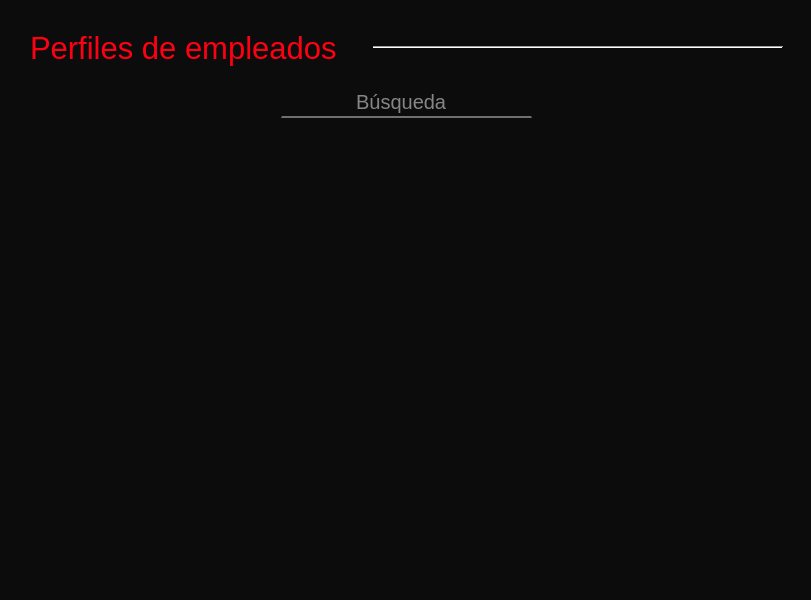
First picture: the form in Restaurante/Administrador/widget_perfiles_usuarios.ui, repository camvaz/restaurante-ihc, before the edit.
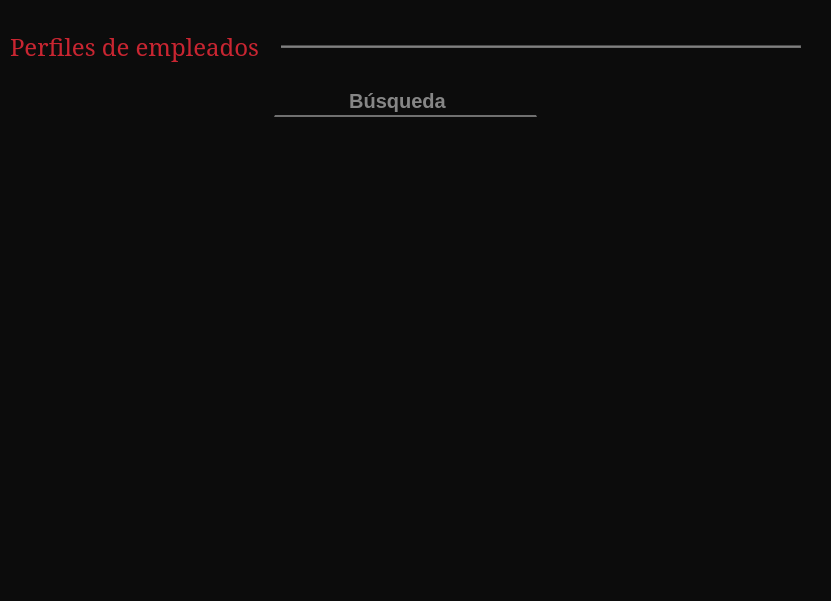
Second picture: the form after the edit.

```diff
--- a/Restaurante/Administrador/widget_perfiles_usuarios.ui
+++ b/Restaurante/Administrador/widget_perfiles_usuarios.ui
@@ -6,8 +6,8 @@
    <rect>
     <x>0</x>
     <y>0</y>
-    <width>811</width>
-    <height>600</height>
+    <width>831</width>
+    <height>601</height>
    </rect>
   </property>
   <property name="windowTitle">
@@ -16,12 +16,12 @@
   <property name="styleSheet">
    <string notr="true">background-color:#0c0c0c;</string>
   </property>
-  <widget class="QWidget" name="">
+  <widget class="QWidget" name="layoutWidget">
    <property name="geometry">
     <rect>
-     <x>30</x>
+     <x>10</x>
      <y>30</y>
-     <width>753</width>
+     <width>791</width>
      <height>541</height>
     </rect>
    </property>
@@ -38,15 +38,16 @@
         </property>
         <property name="font">
          <font>
-          <family>Arial</family>
-          <pointsize>23</pointsize>
-          <weight>50</weight>
+          <family>Noto Serif</family>
+          <pointsize>18</pointsize>
+          <weight>9</weight>
           <italic>false</italic>
           <bold>false</bold>
          </font>
         </property>
         <property name="styleSheet">
-         <string notr="true">color: qlineargradient(spread:pad, x1:0, y1:0, x2:0, y2:0, stop:0 rgba(255, 0, 18, 255), stop:1 rgba(255, 255, 255, 255));</string>
+         <string notr="true">color: rgb(201, 37, 49);font: 16pt &quot;MS Shell Dlg 2&quot;;
+font: 75 18pt &quot;Noto Serif&quot;;</string>
         </property>
         <property name="text">
          <string>Perfiles de empleados</string>
@@ -63,7 +64,7 @@
         </property>
         <property name="sizeHint" stdset="0">
          <size>
-          <width>30</width>
+          <width>15</width>
           <height>20</height>
          </size>
         </property>
@@ -77,9 +78,14 @@
           <height>0</height>
          </size>
         </property>
+        <property name="maximumSize">
+         <size>
+          <width>16777215</width>
+          <height>3</height>
+         </size>
+        </property>
         <property name="styleSheet">
-         <string notr="true">color: qlineargradient(spread:pad, x1:0, y1:0, x2:0, y2:0, stop:0 rgba(255, 255, 255, 255), stop:1 rgba(255, 255, 255, 255));
-background-color: qlineargradient(spread:pad, x1:0, y1:0, x2:0, y2:0, stop:0 rgba(12, 12, 12, 255), stop:1 rgba(255, 255, 255, 255));</string>
+         <string notr="true">background-color:#707070;</string>
         </property>
         <property name="orientation">
          <enum>Qt::Horizontal</enum>
@@ -124,6 +130,14 @@
           <height>30</height>
          </size>
         </property>
+        <property name="font">
+         <font>
+          <family>MS Sans Serif</family>
+          <pointsize>-1</pointsize>
+          <weight>75</weight>
+          <bold>true</bold>
+         </font>
+        </property>
         <property name="styleSheet">
          <string notr="true">border-bottom: 2px solid #707070;
 border-top:none;
@@ -187,7 +201,7 @@
         <rect>
          <x>0</x>
          <y>0</y>
-         <width>751</width>
+         <width>789</width>
          <height>431</height>
         </rect>
        </property>
```
